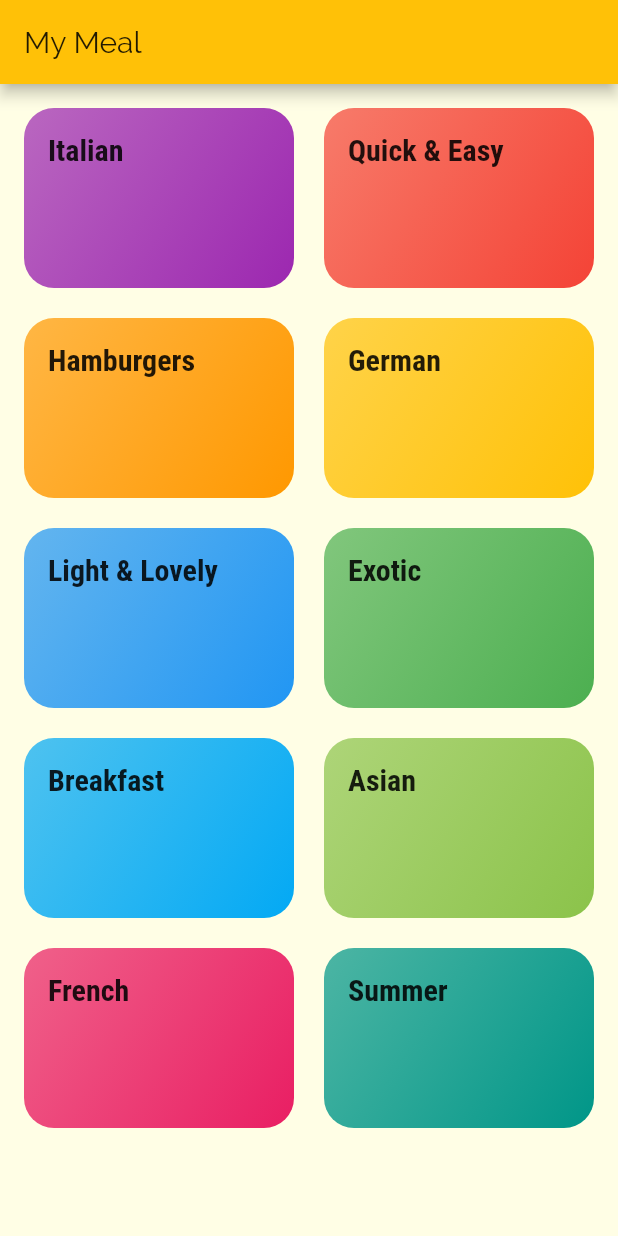
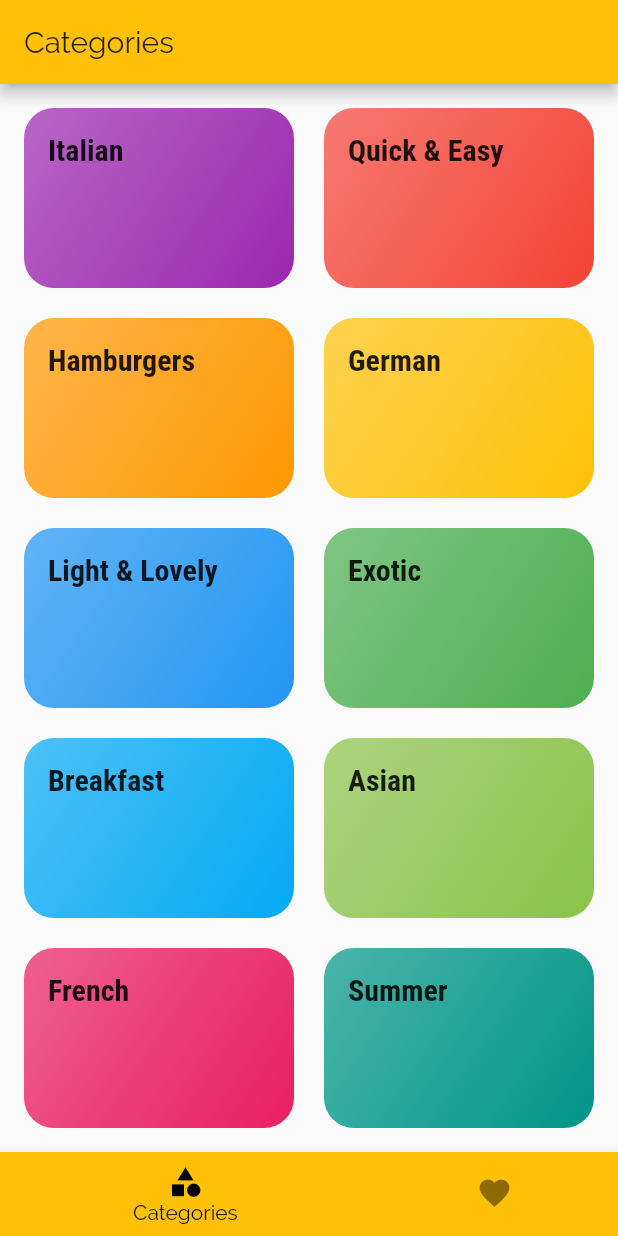
Before and after one commit to AvibhavChoudhary/My-Meal, a Flutter app: the screen it shows after launch, on a phone screen of 412 x 824 dp. Run offline on Flutter 3.47's test engine with Material 2 defaults, Android fonts, the phone set to English and light mode, and no system bars.

Commit message:
BottomNavigationBar & Meal screen completed

```diff
--- a/lib/main.dart
+++ b/lib/main.dart
@@ -1,5 +1,6 @@
 import 'package:flutter/material.dart';
-import 'package:my_meal/screens/category_screen.dart';
+import 'package:my_meal/screens/meal_detail_screen.dart';
+import 'package:my_meal/screens/tabs_screen.dart';
 
 void main() => runApp(MyApp());
 
@@ -7,13 +8,17 @@ class MyApp extends StatelessWidget {
   @override
   Widget build(BuildContext context) {
     return MaterialApp(
+      debugShowCheckedModeBanner: false,
       title: "My Meals",
-      home: CategoryScreen(),
+      home: TabScreen(),
+      routes: {
+        MealDetail.routeName: (ctx) => MealDetail(),
+      },
       theme: ThemeData(
           primarySwatch: Colors.amber,
-          accentColor: Colors.deepPurpleAccent,
+          accentColor: Colors.black,
           fontFamily: "Raleway",
-          canvasColor: Color.fromRGBO(255, 254, 229, 1),
+          // canvasColor: Color.fromRGBO(255, 254, 229, 1),
           textTheme: ThemeData.light().textTheme.copyWith(
               bodyText1: TextStyle(
                 color: Color.fromRGBO(20, 51, 51, 1),
--- a/lib/screens/category_meal_screen.dart
+++ b/lib/screens/category_meal_screen.dart
@@ -20,6 +20,7 @@ class CategoryMealScreen extends StatelessWidget {
         body: ListView.builder(
           itemBuilder: (ctx, index) {
             return MealItem(
+                id: categoryMeals[index].id,
                 title: categoryMeals[index].title,
                 imageUrl: categoryMeals[index].imageUrl,
                 affordability: categoryMeals[index].affordability,
--- a/lib/screens/category_screen.dart
+++ b/lib/screens/category_screen.dart
@@ -5,11 +5,7 @@ import 'package:my_meal/dummy_data.dart';
 class CategoryScreen extends StatelessWidget {
   @override
   Widget build(BuildContext context) {
-    return Scaffold(
-      appBar: AppBar(
-        title: Text("My Meal"),
-      ),
-      body: GridView(
+    return GridView(
       padding: EdgeInsets.all(16),
       children: DUMMY_CATEGORIES
           .map((cate) => CategoryItem(cate.title, cate.id, cate.color))
@@ -19,7 +15,6 @@ class CategoryScreen extends StatelessWidget {
           maxCrossAxisExtent: 200,
           mainAxisSpacing: 20,
           crossAxisSpacing: 20),
-      ),
     );
   }
 }
--- /dev/null
+++ b/lib/screens/tabs_screen.dart
@@ -0,0 +1,50 @@
+import 'package:flutter/material.dart';
+import 'package:my_meal/screens/category_screen.dart';
+import 'package:my_meal/screens/favorites_screem.dart';
+
+class TabScreen extends StatefulWidget {
+  @override
+  _TabScreenState createState() => _TabScreenState();
+}
+
+class _TabScreenState extends State<TabScreen> {
+  final List<Map<String, Object>> pages = [
+    {"page": CategoryScreen(), "title": "Categories"},
+    {"page": FavoriteScreen(), "title": "Favorites"}
+  ];
+
+  int selectedPageIndex = 0;
+
+  void selectedPage(int index) {
+    setState(() {
+      selectedPageIndex = index;
+    });
+  }
+
+  @override
+  Widget build(BuildContext context) {
+    return Scaffold(
+      appBar: AppBar(
+        title: Text(pages[selectedPageIndex]["title"]),
+      ),
+      body: pages[selectedPageIndex]["page"],
+      bottomNavigationBar: BottomNavigationBar(
+        onTap: selectedPage,
+        unselectedItemColor: Colors.black45,
+        selectedItemColor: Colors.black,
+        type: BottomNavigationBarType.shifting,
+        currentIndex: selectedPageIndex,
+        items: [
+          BottomNavigationBarItem(
+              backgroundColor: Theme.of(context).primaryColor,
+              icon: Icon(Icons.category),
+              label: "Categories"),
+          BottomNavigationBarItem(
+              backgroundColor: Theme.of(context).primaryColor,
+              icon: Icon(Icons.favorite),
+              label: "Favorites")
+        ],
+      ),
+    );
+  }
+}
```
Also changed, not shown: lib/screens/favorites_screem.dart (added, +11 -0 lines), lib/screens/meal_detail_screen.dart (added, +86 -0 lines), lib/widgets/meal_item.dart (+7 -2 lines). Lines whose indentation alone changed are shown as unchanged.
